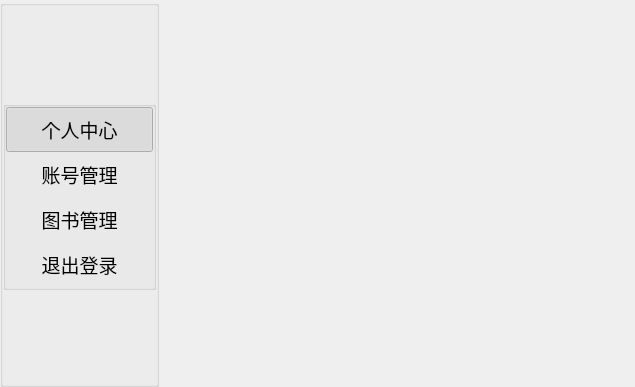
Before: the Qt Designer form twidgetteacher.ui in xiezhihu/Qt_Book, drawn with Qt 5.
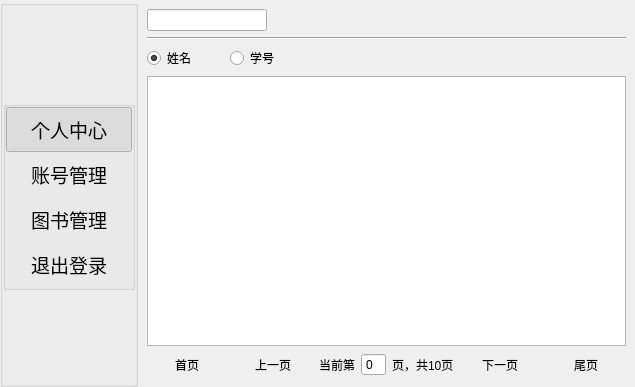
After: the same form once the commit is applied. The open tabs and pages were chosen to show the change. Icons and pictures are not drawn.

```diff
--- a/twidgetteacher.ui
+++ b/twidgetteacher.ui
@@ -615,7 +615,170 @@
        </item>
       </layout>
      </widget>
-     <widget class="QWidget" name="page_2"/>
+     <widget class="QWidget" name="page_2">
+      <layout class="QVBoxLayout" name="verticalLayout_11">
+       <item>
+        <layout class="QHBoxLayout" name="horizontalLayout_16" stretch="1,2">
+         <item>
+          <layout class="QHBoxLayout" name="horizontalLayout_15" stretch="0,0">
+           <property name="spacing">
+            <number>0</number>
+           </property>
+           <item>
+            <widget class="QLineEdit" name="lineSearch"/>
+           </item>
+           <item>
+            <widget class="QPushButton" name="btnSearch">
+             <property name="text">
+              <string/>
+             </property>
+             <property name="icon">
+              <iconset resource="icon.qrc">
+               <normaloff>:/icon/Search.png</normaloff>:/icon/Search.png</iconset>
+             </property>
+             <property name="flat">
+              <bool>true</bool>
+             </property>
+            </widget>
+           </item>
+          </layout>
+         </item>
+         <item>
+          <spacer name="horizontalSpacer_8">
+           <property name="orientation">
+            <enum>Qt::Horizontal</enum>
+           </property>
+           <property name="sizeHint" stdset="0">
+            <size>
+             <width>40</width>
+             <height>20</height>
+            </size>
+           </property>
+          </spacer>
+         </item>
+        </layout>
+       </item>
+       <item>
+        <widget class="Line" name="line_2">
+         <property name="orientation">
+          <enum>Qt::Horizontal</enum>
+         </property>
+        </widget>
+       </item>
+       <item>
+        <layout class="QHBoxLayout" name="horizontalLayout_18" stretch="1,2">
+         <item>
+          <layout class="QHBoxLayout" name="horizontalLayout_17">
+           <item>
+            <widget class="QRadioButton" name="radName">
+             <property name="text">
+              <string>姓名</string>
+             </property>
+             <property name="checked">
+              <bool>true</bool>
+             </property>
+            </widget>
+           </item>
+           <item>
+            <widget class="QRadioButton" name="radNumber">
+             <property name="text">
+              <string>学号</string>
+             </property>
+            </widget>
+           </item>
+          </layout>
+         </item>
+         <item>
+          <spacer name="horizontalSpacer_9">
+           <property name="orientation">
+            <enum>Qt::Horizontal</enum>
+           </property>
+           <property name="sizeHint" stdset="0">
+            <size>
+             <width>40</width>
+             <height>20</height>
+            </size>
+           </property>
+          </spacer>
+         </item>
+        </layout>
+       </item>
+       <item>
+        <widget class="QTableView" name="loginTableView"/>
+       </item>
+       <item>
+        <layout class="QHBoxLayout" name="horizontalLayout_19" stretch="0,0,0,0,0,0,0">
+         <item>
+          <widget class="QPushButton" name="btnFirst">
+           <property name="text">
+            <string>首页</string>
+           </property>
+           <property name="flat">
+            <bool>true</bool>
+           </property>
+          </widget>
+         </item>
+         <item>
+          <widget class="QPushButton" name="btnLast">
+           <property name="text">
+            <string>上一页</string>
+           </property>
+           <property name="flat">
+            <bool>true</bool>
+           </property>
+          </widget>
+         </item>
+         <item>
+          <widget class="QLabel" name="label_6">
+           <property name="text">
+            <string>当前第</string>
+           </property>
+           <property name="alignment">
+            <set>Qt::AlignRight|Qt::AlignTrailing|Qt::AlignVCenter</set>
+           </property>
+          </widget>
+         </item>
+         <item>
+          <widget class="QSpinBox" name="spinPag">
+           <property name="buttonSymbols">
+            <enum>QAbstractSpinBox::NoButtons</enum>
+           </property>
+          </widget>
+         </item>
+         <item>
+          <widget class="QLabel" name="labSun">
+           <property name="text">
+            <string>页，共10页</string>
+           </property>
+           <property name="alignment">
+            <set>Qt::AlignJustify|Qt::AlignVCenter</set>
+           </property>
+          </widget>
+         </item>
+         <item>
+          <widget class="QPushButton" name="btnNext">
+           <property name="text">
+            <string>下一页</string>
+           </property>
+           <property name="flat">
+            <bool>true</bool>
+           </property>
+          </widget>
+         </item>
+         <item>
+          <widget class="QPushButton" name="btnEnd">
+           <property name="text">
+            <string>尾页</string>
+           </property>
+           <property name="flat">
+            <bool>true</bool>
+           </property>
+          </widget>
+         </item>
+        </layout>
+       </item>
+      </layout>
+     </widget>
     </widget>
    </item>
   </layout>
```
Left out of the diff: 6 changed lines with no effect on the pictures.
